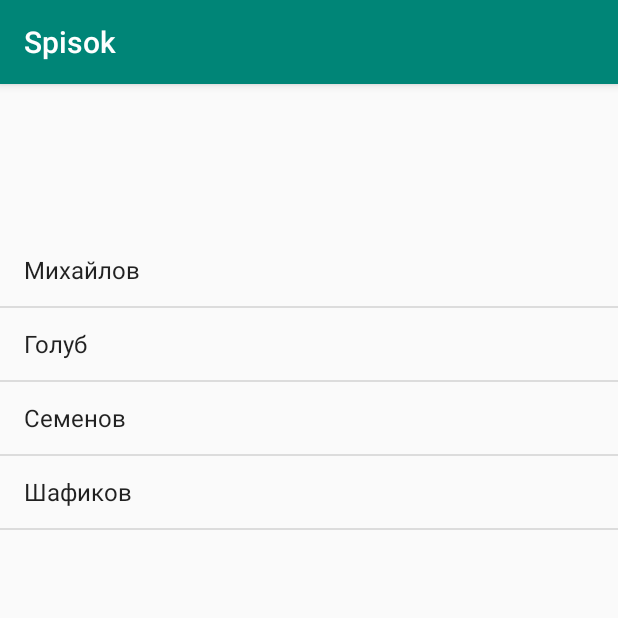
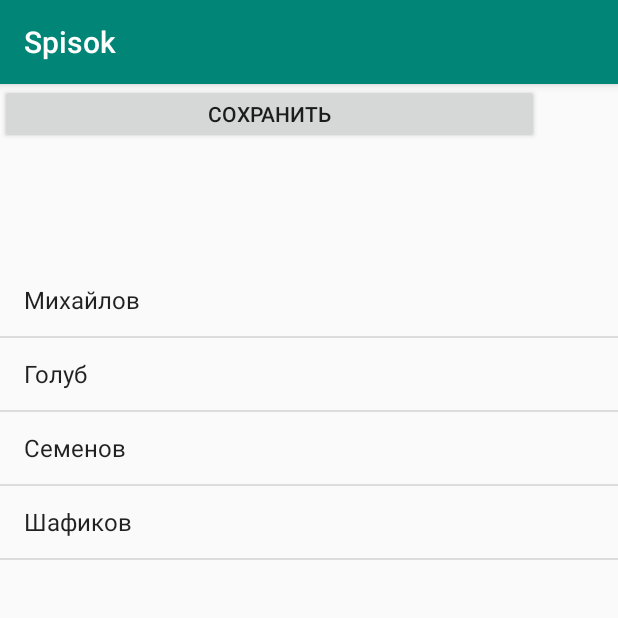
Before and after one commit to Marevo28/liderexpress, an Android app: the Spisok screen opened directly, with no data from a screen before it, on a phone screen of 412 x 824 dp, the top half of it. Run offline under Robolectric (Android 15) with nearby library versions, the phone set to English and light mode, and no system bars; network calls fail.

Commit message:
Заполнение сводной

```diff
--- a/app/src/main/java/com/example/lider_express/Spisok.java
+++ b/app/src/main/java/com/example/lider_express/Spisok.java
@@ -8,49 +8,48 @@ import android.util.SparseBooleanArray;
 import android.view.View;
 import android.widget.AdapterView;
 import android.widget.ArrayAdapter;
+import android.widget.Button;
 import android.widget.ListView;
 import android.widget.TextView;
 
 public class Spisok extends AppCompatActivity {
     TextView selection;
     String experts;
-
+Button butSave;
     @Override
     protected void onCreate(Bundle savedInstanceState) {
         super.onCreate(savedInstanceState);
         setContentView(R.layout.activity_spisok);
         Toolbar toolbar = findViewById(R.id.toolbar);
         setSupportActionBar(toolbar);
-
-        // получаем элемент TextView
-        selection = (TextView) findViewById(R.id.selection);
-        // получаем элемент ListView
-        final ListView countriesList = (ListView) findViewById(R.id.countriesList);
-        // получаем ресурс
-        final String[] bnd_experts = getResources().getStringArray(R.array.bnd_experts);
-        // создаем адаптер
+        selection = (TextView) findViewById(R.id.selection);// получаем элемент ListView
+        final ListView countriesList = (ListView) findViewById(R.id.countriesList);// получаем ресурс
+        final String[] bnd_experts = getResources().getStringArray(R.array.bnd_experts);// создаем адаптер
         ArrayAdapter<String> adapter = new ArrayAdapter(this, android.R.layout.simple_list_item_1, bnd_experts);
-// устанавливаем для списка адаптер
         countriesList.setAdapter(adapter);
-        // добвляем для списка слушатель
         countriesList.setOnItemClickListener(new AdapterView.OnItemClickListener(){
             @Override
             public void onItemClick(AdapterView<?> parent, View v, int position, long id)
             {
                 SparseBooleanArray sp=countriesList.getCheckedItemPositions();
-
                 String selectedItems="";
                 for(int i=0;i < bnd_experts.length;i++)
                 {
                     if(sp.get(i))
                         selectedItems+=bnd_experts[i]+",";
                 }
-                // установка текста элемента TextView
                 selection.setText("Выбрано: " + selectedItems);
                 experts=selectedItems;
-                Intent IntentSvodnaya = new Intent(Spisok.this, BNDSvodnaya.class);//кнопка вызова Фото объекта
-                IntentSvodnaya.putExtra("experts", experts);
             }
         });
+       butSave=(Button)findViewById(R.id.butSave);
+       butSave.setOnClickListener(new View.OnClickListener() {
+           @Override
+           public void onClick(View v) {
+               Intent IntentSvodnaya = new Intent(Spisok.this, BNDSvodnaya.class);//данны дял передачи
+               IntentSvodnaya.putExtra("experts", experts);
+               startActivity(IntentSvodnaya);
+           }
+       });
     }
 }
--- a/app/src/main/res/layout/content_spisok.xml
+++ b/app/src/main/res/layout/content_spisok.xml
@@ -8,11 +8,20 @@
     tools:context=".Spisok"
     tools:showIn="@layout/activity_spisok">
 
+    <Button
+        android:id="@+id/butSave"
+        android:layout_width="359dp"
+        android:layout_height="40dp"
+        android:text="Сохранить"
+        app:layout_constraintStart_toStartOf="parent"
+        app:layout_constraintTop_toTopOf="parent" />
+
     <TextView
         android:id="@+id/selection"
         android:layout_width="match_parent"
-        android:layout_height="100dp"
-        android:textSize="22sp"
+        android:layout_height="80dp"
+        android:layout_marginTop="40dp"
+        android:textSize="16sp"
         app:layout_constraintStart_toStartOf="@+id/countriesList"
         app:layout_constraintTop_toTopOf="parent" />
 
@@ -20,9 +29,11 @@
         android:id="@+id/countriesList"
         android:layout_width="match_parent"
         android:layout_height="match_parent"
-        android:layout_marginTop="100dp"
+        android:layout_marginTop="120dp"
         android:choiceMode="multipleChoice"
-        app:layout_constraintTop_toBottomOf="@+id/selection"
-        tools:layout_editor_absoluteX="0dp" />
+        app:layout_constraintStart_toStartOf="parent"
+        app:layout_constraintTop_toBottomOf="@+id/selection" />
+
+
 
 </androidx.constraintlayout.widget.ConstraintLayout>
--- a/build.gradle
+++ b/build.gradle
@@ -7,7 +7,7 @@ buildscript {
 
     }
     dependencies {
-        classpath 'com.android.tools.build:gradle:3.4.2'
+        classpath 'com.android.tools.build:gradle:3.5.1'
 
         // NOTE: Do not place your application dependencies here; they belong
         // in the individual module build.gradle files
```
Also changed, not shown: app/src/main/java/com/example/lider_express/BNDSvodnaya.java (+5 -7 lines), app/src/main/java/com/example/lider_express/DatabaseHelper.java (+15 -6 lines), app/src/main/java/com/example/lider_express/MainActivity.java (+9 -6 lines), app/src/main/java/com/example/lider_express/Photo.java (+2 -6 lines), app/src/main/res/layout/content_bndsvodnaya.xml (+3 -14 lines), gradle/wrapper/gradle-wrapper.properties.
